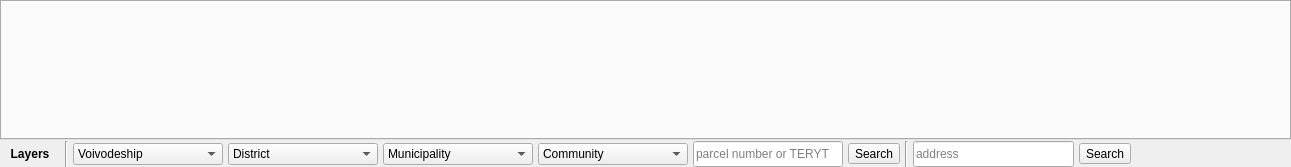
This is giap_dynamic_layout.ui in GIAPspzoo/GIAP_PolaMap_lite as Qt 5 draws it before an edit. The edited form follows.
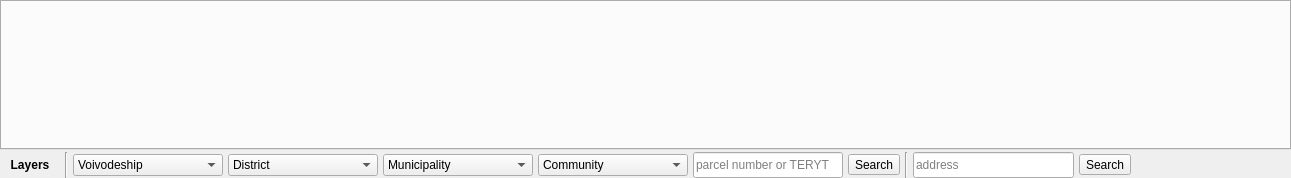
This is the edited form.

The edit to the form file:
```diff
--- a/giap_dynamic_layout.ui
+++ b/giap_dynamic_layout.ui
@@ -7,7 +7,7 @@
     <x>0</x>
     <y>0</y>
     <width>1291</width>
-    <height>167</height>
+    <height>178</height>
    </rect>
   </property>
   <property name="minimumSize">
@@ -49,16 +49,22 @@
    </property>
    <item>
     <widget class="QTabWidget" name="tabWidget">
+     <property name="sizePolicy">
+      <sizepolicy hsizetype="Expanding" vsizetype="Expanding">
+       <horstretch>0</horstretch>
+       <verstretch>0</verstretch>
+      </sizepolicy>
+     </property>
      <property name="minimumSize">
       <size>
        <width>0</width>
-       <height>140</height>
+       <height>150</height>
       </size>
      </property>
      <property name="maximumSize">
       <size>
        <width>16777215</width>
-       <height>140</height>
+       <height>150</height>
       </size>
      </property>
      <property name="styleSheet">
```
